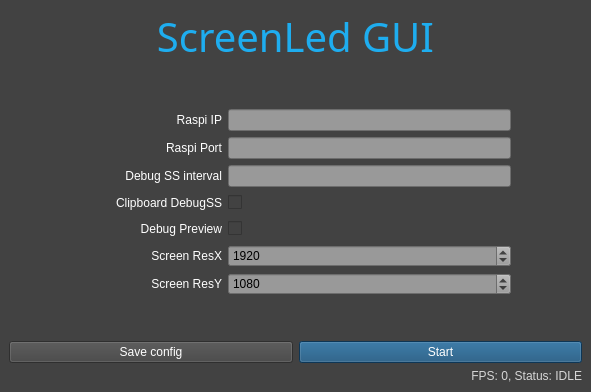
This is ScreenLedGUI/screenledgui.ui in 0LTSU0/ScreenLed as Qt 5 draws it before an edit. The edited form follows.
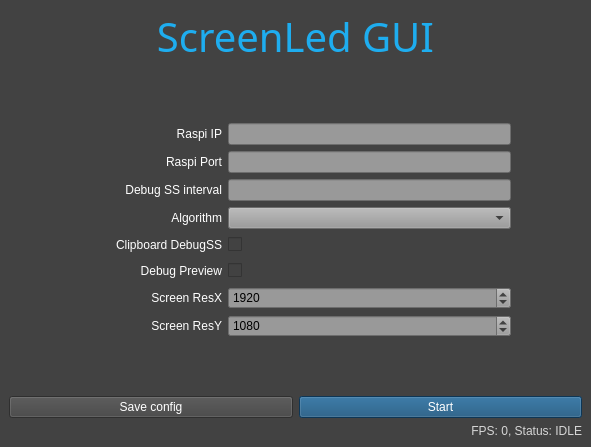
This is the edited form.

Commit message: config option for algo

Patch:
```diff
--- a/ScreenLedGUI/screenledgui.ui
+++ b/ScreenLedGUI/screenledgui.ui
@@ -7,7 +7,7 @@
     <x>0</x>
     <y>0</y>
     <width>591</width>
-    <height>392</height>
+    <height>447</height>
    </rect>
   </property>
   <property name="windowTitle">
@@ -17,7 +17,7 @@
    <string notr="true">background-color: rgb(66, 66, 66);</string>
   </property>
   <widget class="QWidget" name="centralWidget">
-   <layout class="QVBoxLayout" name="verticalLayout" stretch="0,0,0,0,0,0,0,0,0,0,0,0">
+   <layout class="QVBoxLayout" name="verticalLayout" stretch="0,0,0,0,0,0,0,0,0,0,0,0,0">
     <item>
      <widget class="QLabel" name="header">
       <property name="sizePolicy">
@@ -207,6 +207,56 @@
       </item>
      </layout>
     </item>
+    <item>
+     <layout class="QHBoxLayout" name="horizontalLayout_10" stretch="1,2,4,1">
+      <item>
+       <spacer name="horizontalSpacer_15">
+        <property name="orientation">
+         <enum>Qt::Horizontal</enum>
+        </property>
+        <property name="sizeHint" stdset="0">
+         <size>
+          <width>40</width>
+          <height>20</height>
+         </size>
+        </property>
+       </spacer>
+      </item>
+      <item>
+       <widget class="QLabel" name="algoSelect">
+        <property name="styleSheet">
+         <string notr="true">color: rgb(255, 255, 255);</string>
+        </property>
+        <property name="text">
+         <string>Algorithm</string>
+        </property>
+        <property name="alignment">
+         <set>Qt::AlignRight|Qt::AlignTrailing|Qt::AlignVCenter</set>
+        </property>
+       </widget>
+      </item>
+      <item>
+       <widget class="QComboBox" name="algoSelectVal">
+        <property name="styleSheet">
+         <string notr="true">background-color: rgb(153, 153, 153);</string>
+        </property>
+       </widget>
+      </item>
+      <item>
+       <spacer name="horizontalSpacer_16">
+        <property name="orientation">
+         <enum>Qt::Horizontal</enum>
+        </property>
+        <property name="sizeHint" stdset="0">
+         <size>
+          <width>40</width>
+          <height>20</height>
+         </size>
+        </property>
+       </spacer>
+      </item>
+     </layout>
+    </item>
     <item>
      <layout class="QHBoxLayout" name="horizontalLayout_4" stretch="1,2,4,1">
       <item>
```
The commit also changes 7 other files.
